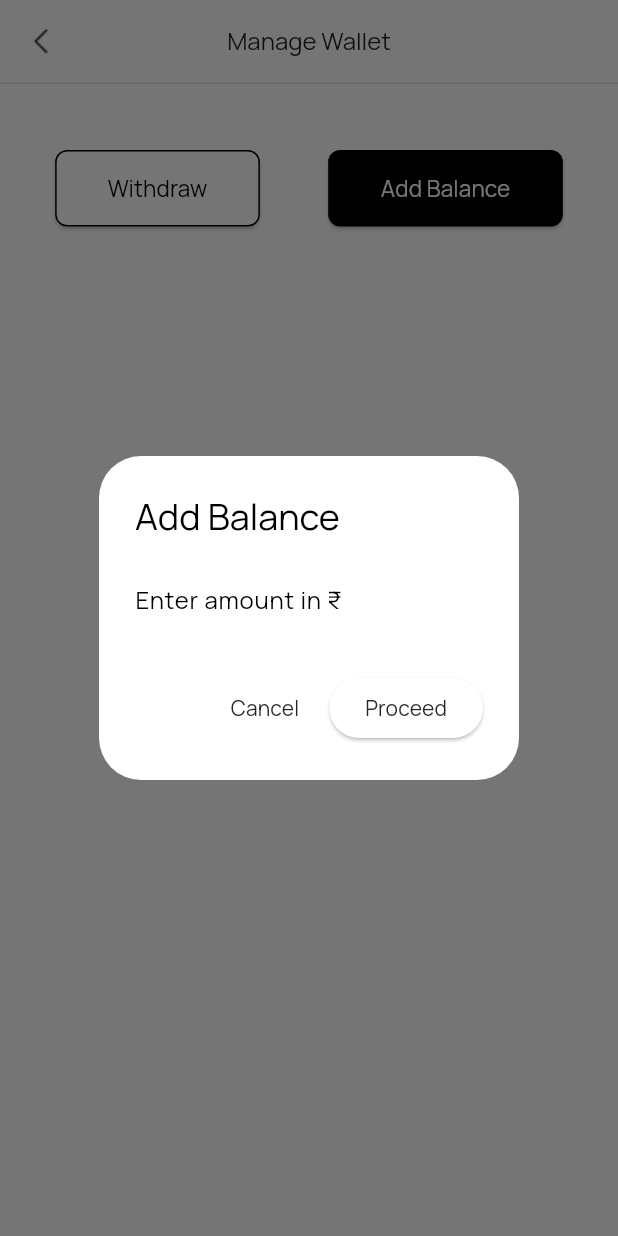
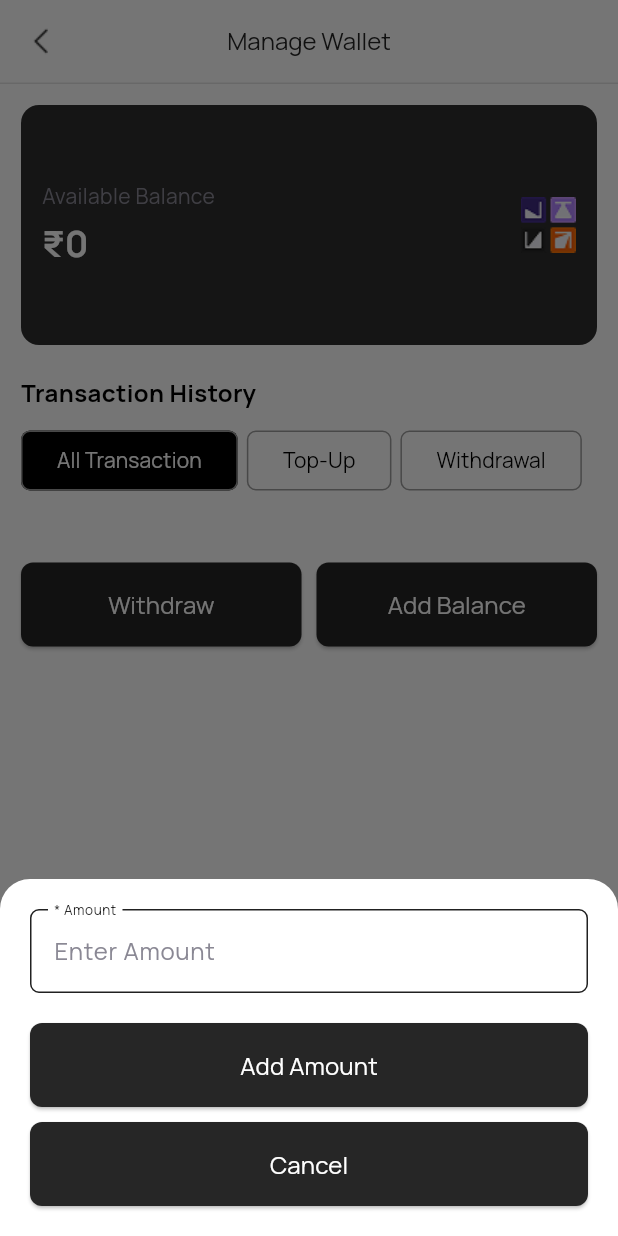
Before and after one commit to Sivareddy0506/FE_JUCTION_TEST, a Flutter app: the WalletPage screen opened directly, after a tap on "Add Balance", on a phone screen of 412 x 824 dp. Run offline on Flutter 3.47's test engine with Material 3 defaults, Android fonts, the phone set to English and light mode, and no system bars; our stand-ins replace carousel_slider, cloud_firestore, connectivity_plus, firebase_auth, firebase_core, firebase_storage and 8 more; missing offline and left inert: razorpay_flutter; accounts and stored records are empty; network calls fail.

Commit message:
razorpay integrated with test

```diff
--- a/lib/screens/profile/wallet/wallet.dart
+++ b/lib/screens/profile/wallet/wallet.dart
@@ -1,10 +1,12 @@
+import 'dart:convert';
 import 'package:flutter/material.dart';
 import 'package:razorpay_flutter/razorpay_flutter.dart';
-import 'dart:convert';
 import 'package:http/http.dart' as http;
 import 'package:shared_preferences/shared_preferences.dart';
-
 import '../../../widgets/custom_appbar.dart';
+import '../../../widgets/app_button.dart';
+import '../../../widgets/form_text.dart';
+import 'package:intl/intl.dart';
 
 class WalletPage extends StatefulWidget {
   const WalletPage({super.key});
@@ -13,50 +15,68 @@ class WalletPage extends StatefulWidget {
   State<WalletPage> createState() => _WalletPageState();
 }
 
-class _WalletPageState extends State<WalletPage> {
+class _WalletPageState extends State<WalletPage> with SingleTickerProviderStateMixin {
+  Razorpay? _razorpay;
+  String? token;
+  String? buyerId;
+  int? _lastPaymentAmount;
+
+  int walletBalance = 0;
+  List transactions = [];
   String activeTab = 'all';
-  late Razorpay _razorpay;
+
+  final TextEditingController _amountController = TextEditingController();
+
+  final GlobalKey<AnimatedListState> _listKey = GlobalKey<AnimatedListState>();
 
   @override
   void initState() {
     super.initState();
-    _razorpay = Razorpay();
-
-    _razorpay.on(Razorpay.EVENT_PAYMENT_SUCCESS, _handlePaymentSuccess);
-    _razorpay.on(Razorpay.EVENT_PAYMENT_ERROR, _handlePaymentError);
-    _razorpay.on(Razorpay.EVENT_EXTERNAL_WALLET, _handleExternalWallet);
+    _initRazorpay();
+    _loadAuthData();
+    _fetchWalletData();
   }
 
-  @override
-  void dispose() {
-    _razorpay.clear();
-    super.dispose();
+  void _initRazorpay() {
+    _razorpay = Razorpay();
+    _razorpay?.on(Razorpay.EVENT_PAYMENT_SUCCESS, _handlePaymentSuccess);
+    _razorpay?.on(Razorpay.EVENT_PAYMENT_ERROR, _handlePaymentError);
+    _razorpay?.on(Razorpay.EVENT_EXTERNAL_WALLET, _handleExternalWallet);
   }
 
-  void setTab(String tab) {
-    setState(() => activeTab = tab);
+  Future<void> _loadAuthData() async {
+    final prefs = await SharedPreferences.getInstance();
+    setState(() {
+      token = prefs.getString("authToken");
+      buyerId = prefs.getString("userId");
+    });
   }
 
-  // Fetch token & buyerId from SharedPreferences
-  Future<Map<String, String?>> _getAuthData() async {
-    final prefs = await SharedPreferences.getInstance();
-    final token = prefs.getString("token");
-    final buyerId = prefs.getString("buyerId");
-    return {"token": token, "buyerId": buyerId};
+  Future<void> _fetchWalletData() async {
+    if (buyerId == null || token == null) return;
+
+    try {
+      final res = await http.get(
+        Uri.parse("https://api.junctionverse.com/transaction/get-transactions"),
+        headers: {"Authorization": "Bearer $token"},
+      );
+
+      if (res.statusCode == 200) {
+        final data = jsonDecode(res.body);
+        setState(() {
+          walletBalance = data['walletBalance'] ?? 0;
+          transactions = data['transactions'] ?? [];
+        });
+      }
+    } catch (e) {
+      debugPrint("Error fetching wallet data: $e");
+    }
   }
 
-  // Create Razorpay Order via backend
   Future<void> _createOrder(int amount) async {
-    final authData = await _getAuthData();
-    final buyerId = authData["buyerId"];
-    final token = authData["token"];
+    if (buyerId == null || token == null) return;
 
-    if (buyerId == null || token == null) {
-      ScaffoldMessenger.of(context).showSnackBar(
-        const SnackBar(content: Text("User not logged in ❌")),
-      );
-      return;
-    }
+    _lastPaymentAmount = amount;
 
     final response = await http.post(
       Uri.parse("https://api.junctionverse.com/transaction/createtransaction"),
@@ -76,46 +96,22 @@ class _WalletPageState extends State<WalletPage> {
 
     if (response.statusCode == 201 && data["orderId"] != null) {
       _openRazorpayCheckout(data["orderId"], amount);
-    } else {
-      ScaffoldMessenger.of(context).showSnackBar(
-        const SnackBar(content: Text("Failed to create Razorpay order ❌")),
-      );
     }
   }
 
-  // Open Razorpay Checkout
   void _openRazorpayCheckout(String orderId, int amount) {
-    var options = {
+    final options = {
       'key': 'rzp_test_RAqPBWTsoaw61V',
       'amount': amount * 100,
-      'currency': 'INR',
-      'name': 'My App Wallet',
-      'description': 'Wallet Top-Up',
+      'name': 'Junctionverse',
+      'description': 'Wallet Topup',
       'order_id': orderId,
-      'prefill': {
-        'contact': '9876543210',
-        'email': 'testuser@example.com',
-      },
-      'theme': {'color': '#3399cc'},
     };
-
-    try {
-      _razorpay.open(options);
-    } catch (e) {
-      debugPrint("Error: $e");
-    }
+    _razorpay?.open(options);
   }
 
-  // Handle Payment Success
   Future<void> _handlePaymentSuccess(PaymentSuccessResponse response) async {
-    final authData = await _getAuthData();
-    final buyerId = authData["buyerId"];
-    final token = authData["token"];
-
-    if (buyerId == null || token == null) return;
-
-
-    const amount = 250;
+    if (buyerId == null || token == null || _lastPaymentAmount == null) return;
 
     final res = await http.post(
       Uri.parse("https://api.junctionverse.com/transaction/verify-payment"),
@@ -128,17 +124,24 @@ class _WalletPageState extends State<WalletPage> {
         "razorpay_order_id": response.orderId,
         "razorpay_signature": response.signature,
         "buyerId": buyerId,
-        "amount": amount,
+        "amount": _lastPaymentAmount,
       }),
     );
 
     if (res.statusCode == 201) {
+      final data = jsonDecode(res.body);
+
+      // Update wallet balance instantly
+      setState(() {
+        walletBalance = data['updatedWalletBalance'];
+      });
+
+      // Add new transaction at top of the list with animation
+      transactions.insert(0, data['transaction']);
+      _listKey.currentState?.insertItem(0);
+
       ScaffoldMessenger.of(context).showSnackBar(
         const SnackBar(content: Text("Wallet Updated Successfully ✅")),
-      );
-    } else {
-      ScaffoldMessenger.of(context).showSnackBar(
-        const SnackBar(content: Text("Payment verification failed ❌")),
       );
     }
   }
@@ -149,45 +152,110 @@ class _WalletPageState extends State<WalletPage> {
     );
   }
 
-  void _handleExternalWallet(ExternalWalletResponse response) {
-    ScaffoldMessenger.of(context).showSnackBar(
-      SnackBar(content: Text("External Wallet Selected: ${response.walletName}")),
+  void _handleExternalWallet(ExternalWalletResponse response) {}
+
+  void _showAddMoneyBottomSheet() {
+    _amountController.clear();
+    showModalBottomSheet(
+      context: context,
+      isScrollControlled: true,
+      backgroundColor: Colors.transparent,
+      builder: (context) => Container(
+        padding: EdgeInsets.only(
+          top: 20,
+          left: 20,
+          right: 20,
+          bottom: MediaQuery.of(context).viewInsets.bottom + 20,
+        ),
+        decoration: const BoxDecoration(
+          color: Colors.white,
+          borderRadius: BorderRadius.vertical(top: Radius.circular(20)),
+        ),
+        child: Column(
+          mainAxisSize: MainAxisSize.min,
+          children: [
+            AppTextField(
+              label: 'Amount',
+              placeholder: 'Enter Amount',
+              isMandatory: true,
+              keyboardType: TextInputType.number,
+              controller: _amountController,
+              onChanged: (val) {},
+            ),
+            const SizedBox(height: 20),
+            AppButton(
+              label: 'Add Amount',
+              backgroundColor: const Color(0xFF262626),
+              onPressed: () {
+                final amount = int.tryParse(_amountController.text);
+                if (amount != null && amount > 0) {
+                  Navigator.pop(context);
+                  _createOrder(amount);
+                }
+              },
+            ),
+            const SizedBox(height: 10),
+            AppButton(
+              label: 'Cancel',
+              backgroundColor: const Color(0xFF262626),
+              onPressed: () => Navigator.pop(context),
+            ),
+          ],
+        ),
+      ),
     );
   }
 
-  /// 🔹 Show dialog for entering custom amount
-  void _showAmountDialog() {
-    final TextEditingController _amountController = TextEditingController();
-
-    showDialog(
-      context: context,
-      builder: (ctx) => AlertDialog(
-        title: const Text("Add Balance"),
-        content: TextField(
-          controller: _amountController,
-          keyboardType: TextInputType.number,
-          decoration: const InputDecoration(hintText: "Enter amount in ₹"),
+  Widget _buildTabButton(String label, String value) {
+    final bool selected = activeTab == value;
+    return Padding(
+      padding: const EdgeInsets.only(right: 6),
+      child: OutlinedButton(
+        onPressed: () => setState(() => activeTab = value),
+        style: OutlinedButton.styleFrom(
+          backgroundColor: selected ? Colors.black : Colors.white,
+          foregroundColor: selected ? Colors.white : Colors.black,
+          side: const BorderSide(color: Colors.grey),
+          shape: RoundedRectangleBorder(borderRadius: BorderRadius.circular(6)),
         ),
-        actions: [
-          TextButton(
-            onPressed: () => Navigator.pop(ctx),
-            child: const Text("Cancel"),
+        child: Text(label),
       ),
-          ElevatedButton(
-            onPressed: () {
-              final amount = int.tryParse(_amountController.text);
-              if (amount != null && amount > 0) {
-                Navigator.pop(ctx);
-                _createOrder(amount);
-              } else {
-                ScaffoldMessenger.of(context).showSnackBar(
-                  const SnackBar(content: Text("Enter valid amount")),
     );
   }
-            },
-            child: const Text("Proceed"),
+
+  Widget _buildTransactionItem(Map txn, Animation<double> animation) {
+    final isCredit = txn['creditDebitStatus'] == 'credit';
+    final amountPrefix = isCredit ? '+ ₹' : '- ₹';
+    final icon = isCredit ? Icons.arrow_upward : Icons.arrow_downward;
+    final dateStr = txn['createdAt'] != null
+        ? DateFormat('dd MMM yyyy, HH:mm').format(DateTime.parse(txn['createdAt']))
+        : '';
+
+    return SizeTransition(
+      sizeFactor: animation,
+      child: Padding(
+        padding: const EdgeInsets.symmetric(vertical: 8.0),
+        child: Row(
+          mainAxisAlignment: MainAxisAlignment.spaceBetween,
+          children: [
+            Flexible(
+              child: Row(
+                children: [
+                  Icon(icon, color: isCredit ? Colors.green : Colors.red),
+                  const SizedBox(width: 6),
+                  Column(
+                    crossAxisAlignment: CrossAxisAlignment.start,
+                    children: [
+                      Text(txn['description'] ?? '', style: const TextStyle(fontSize: 15)),
+                      Text(dateStr, style: const TextStyle(fontSize: 13, color: Colors.grey)),
+                    ],
                   ),
                 ],
+              ),
+            ),
+            Text('$amountPrefix${txn['amount']}', style: TextStyle(fontSize: 15, color: isCredit ? Colors.green : Colors.red)),
+          ],
+        ),
       ),
     );
   }
@@ -196,40 +264,108 @@ class _WalletPageState extends State<WalletPage> {
   Widget build(BuildContext context) {
     return Scaffold(
       appBar: const CustomAppBar(title: "Manage Wallet"),
-      body: SingleChildScrollView(
+      body: RefreshIndicator(
+        onRefresh: _fetchWalletData,
+        child: LayoutBuilder(
+          builder: (context, constraints) => SingleChildScrollView(
+            physics: const AlwaysScrollableScrollPhysics(),
             padding: const EdgeInsets.all(14),
+            child: ConstrainedBox(
+              constraints: BoxConstraints(minHeight: constraints.maxHeight),
               child: Column(
+                crossAxisAlignment: CrossAxisAlignment.start,
                 children: [
-            // ... you can show wallet balance here later
+                  Container(
+                    padding: const EdgeInsets.all(14),
+                    height: 160,
+                    decoration: BoxDecoration(
+                      color: const Color(0xFF2D2D2D),
+                      borderRadius: BorderRadius.circular(12),
+                    ),
+                    child: Row(
+                      mainAxisAlignment: MainAxisAlignment.spaceBetween,
+                      children: [
+                        Column(
+                          crossAxisAlignment: CrossAxisAlignment.start,
+                          mainAxisAlignment: MainAxisAlignment.center,
+                          children: [
+                            const Text('Available Balance', style: TextStyle(fontSize: 14, color: Color(0xFF8A8894))),
+                            const SizedBox(height: 4),
+                            Text('₹$walletBalance', style: const TextStyle(fontSize: 24, fontWeight: FontWeight.bold, color: Colors.white)),
+                          ],
+                        ),
+                        Image.asset('assets/wallet-img1.png', width: 37, height: 37),
+                      ],
+                    ),
+                  ),
+                  const SizedBox(height: 20),
+                  const Text('Transaction History', style: TextStyle(fontSize: 16, fontWeight: FontWeight.w600)),
+                  const SizedBox(height: 10),
+                  SingleChildScrollView(
+                    scrollDirection: Axis.horizontal,
+                    child: Row(
+                      children: [
+                        _buildTabButton('All Transaction', 'all'),
+                        _buildTabButton('Top-Up', 'topup'),
+                        _buildTabButton('Withdrawal', 'withdrawal'),
+                      ],
+                    ),
+                  ),
+                  const SizedBox(height: 14),
+                  AnimatedList(
+                    key: _listKey,
+                    shrinkWrap: true,
+                    physics: const NeverScrollableScrollPhysics(),
+                    initialItemCount: transactions
+                        .where((txn) =>
+                            activeTab == 'all' ||
+                            (activeTab == 'topup' && txn['creditDebitStatus'] == 'credit') ||
+                            (activeTab == 'withdrawal' && txn['creditDebitStatus'] == 'debit'))
+                        .length,
+                    itemBuilder: (context, index, animation) {
+                      final txn = transactions
+                          .where((txn) =>
+                              activeTab == 'all' ||
+                              (activeTab == 'topup' && txn['creditDebitStatus'] == 'credit') ||
+                              (activeTab == 'withdrawal' && txn['creditDebitStatus'] == 'debit'))
+                          .toList()[index];
+                      return _buildTransactionItem(txn, animation);
+                    },
+                  ),
                   const SizedBox(height: 30),
                   Row(
-              mainAxisAlignment: MainAxisAlignment.spaceAround,
                     children: [
-                _buildActionButton('Withdraw', false, () {
-                  ScaffoldMessenger.of(context).showSnackBar(
-                    const SnackBar(content: Text("Withdraw flow coming soon 🚀")),
-                  );
-                }),
-                _buildActionButton('Add Balance', true, _showAmountDialog),
+                      Expanded(
+                        child: AppButton(
+                          label: 'Withdraw',
+                          backgroundColor: const Color(0xFF262626),
+                          onPressed: () {},
+                        ),
+                      ),
+                      const SizedBox(width: 10),
+                      Expanded(
+                        child: AppButton(
+                          label: 'Add Balance',
+                          backgroundColor: const Color(0xFF262626),
+                          onPressed: _showAddMoneyBottomSheet,
+                        ),
+                      ),
                     ],
                   ),
+                  const SizedBox(height: 20),
                 ],
+              ),
+            ),
+          ),
         ),
       ),
     );
   }
 
-  Widget _buildActionButton(String label, bool isPrimary, VoidCallback onPressed) {
-    return ElevatedButton(
-      onPressed: onPressed,
-      style: ElevatedButton.styleFrom(
-        padding: const EdgeInsets.symmetric(horizontal: 35, vertical: 15),
-        backgroundColor: isPrimary ? Colors.black : Colors.white,
-        foregroundColor: isPrimary ? Colors.white : Colors.black,
-        side: isPrimary ? BorderSide.none : const BorderSide(color: Colors.black),
-        shape: RoundedRectangleBorder(borderRadius: BorderRadius.circular(8)),
-      ),
-      child: Text(label, style: const TextStyle(fontSize: 15)),
-    );
+  @override
+  void dispose() {
+    _razorpay?.clear();
+    _amountController.dispose();
+    super.dispose();
   }
 }
--- a/pubspec.yaml
+++ b/pubspec.yaml
@@ -30,7 +30,8 @@ dependencies:
   firebase_storage: ^13.0.0
   async: ^2.8.2
   connectivity_plus: ^5.0.2
-  razorpay_flutter: ^1.3.7
+  razorpay_flutter: ^1.3.5
+  lucide_icons: ^0.257.0
 
 
 dev_dependencies:
```
Also changed, not shown: pubspec.lock. Lines whose indentation alone changed are shown as unchanged.
